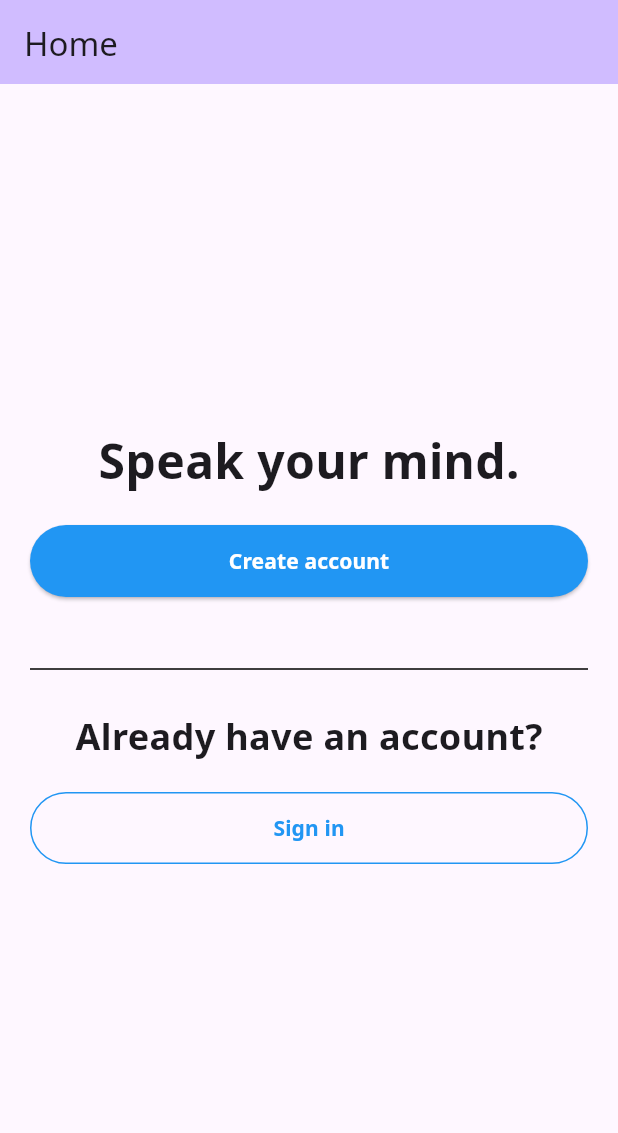
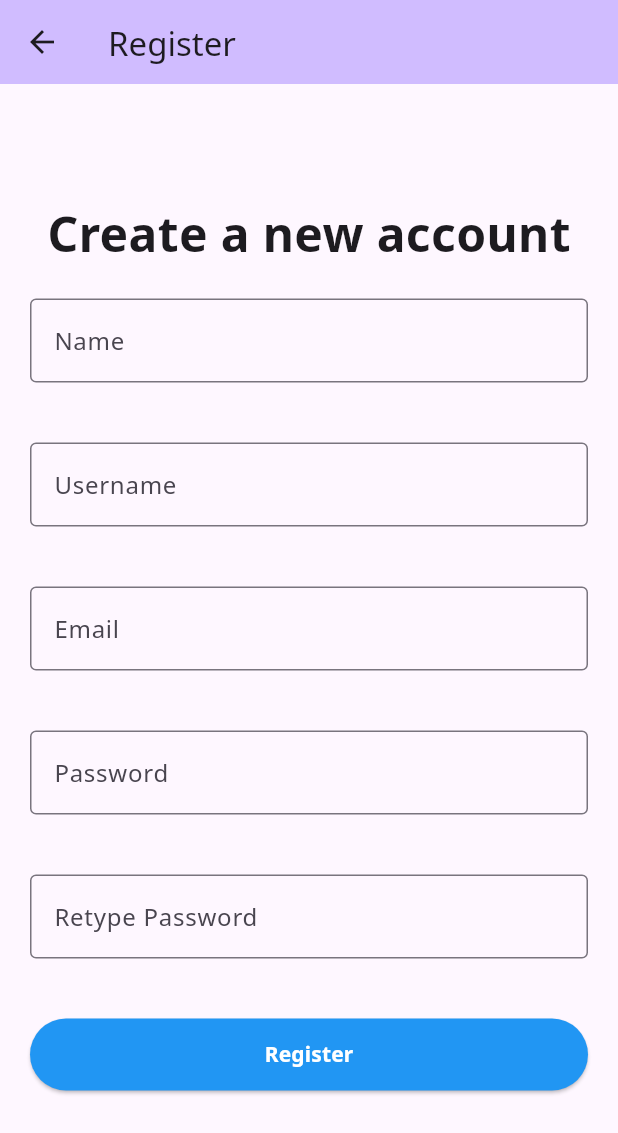
Before and after one commit to nethzsumang/journal_app, a Flutter app: the screen it shows after launch, after a tap on "Create account", on a phone screen of 412 x 824 dp. Shown: the top 1133 px of the screen. Run offline on Flutter 3.47's test engine with Material 3 defaults, Android fonts, the phone set to English and light mode, and no system bars; our stand-ins replace go_router, google_fonts.

Commit message:
feat: preliminary register screen

```diff
--- a/lib/router.dart
+++ b/lib/router.dart
@@ -2,6 +2,7 @@ import 'package:flutter/material.dart';
 import 'package:go_router/go_router.dart';
 import 'package:journal_app/view/screens/index_screen.dart';
 import 'package:journal_app/view/screens/login_screen.dart';
+import 'package:journal_app/view/screens/register_screen.dart';
 
 final GoRouter router = GoRouter(
   routes: <RouteBase>[
@@ -17,6 +18,12 @@ final GoRouter router = GoRouter(
             return const LoginPage(title: 'Login');
           },
         ),
+        GoRoute(
+          path: 'register',
+          builder: (BuildContext context, GoRouterState state) {
+            return const RegisterPage(title: 'Register');
+          },
+        ),
       ],
     ),
   ],
--- a/lib/view/screens/index_screen.dart
+++ b/lib/view/screens/index_screen.dart
@@ -42,7 +42,7 @@ class _IndexPageState extends State<IndexPage> {
                 padding: const EdgeInsets.all(20),
                 child: ElevatedButtonWidget(
                   text: 'Create account',
-                  onPressed: () => {},
+                  onPressed: () => context.go('/register'),
                 ),
               ),
               const Padding(
--- a/lib/view/screens/login_screen.dart
+++ b/lib/view/screens/login_screen.dart
@@ -57,7 +57,7 @@ class _LoginPageState extends State<LoginPage> {
               Padding(
                   padding: const EdgeInsets.all(20),
                   child: ElevatedButtonWidget(
-                    text: 'LOGIN',
+                    text: 'Login',
                     onPressed: () => {},
                   )),
             ],
--- /dev/null
+++ b/lib/view/screens/register_screen.dart
@@ -0,0 +1,109 @@
+import 'package:flutter/material.dart';
+import 'package:journal_app/view/widgets/buttons/elevated_button_widget.dart';
+import 'package:journal_app/view/widgets/headers/h1_text_widget.dart';
+import 'package:journal_app/view/widgets/form/text_field_widget.dart';
+
+class RegisterPage extends StatefulWidget {
+  const RegisterPage({super.key, required this.title});
+
+  final String title;
+
+  @override
+  State<RegisterPage> createState() => _RegisterPageState();
+}
+
+class _RegisterPageState extends State<RegisterPage> {
+  String name = '';
+  String email = '';
+  String username = '';
+  String password = '';
+  String retypePassword = '';
+
+  void setName(String name) {
+    this.name = name;
+  }
+
+  void setEmail(String email) {
+    this.email = email;
+  }
+
+  void setUsername(String username) {
+    this.username = username;
+  }
+
+  void setPassword(String password) {
+    this.password = password;
+  }
+
+  void setRetypePassword(String retypePassword) {
+    this.retypePassword = retypePassword;
+  }
+
+  @override
+  Widget build(BuildContext context) {
+    return Scaffold(
+        appBar: AppBar(
+          backgroundColor: Theme.of(context).colorScheme.inversePrimary,
+          title: Text(widget.title),
+        ),
+        body: Center(
+          child: Column(
+            mainAxisAlignment: MainAxisAlignment.center,
+            children: <Widget>[
+              const H1TextWidget(text: 'Create a new account'),
+              Padding(
+                padding: const EdgeInsets.all(20),
+                child: TextFieldWidget(
+                  obscureText: false,
+                  label: 'Name',
+                  placeholder: 'Enter your name.',
+                  onChanged: (value) => setName(value),
+                ),
+              ),
+              Padding(
+                padding: const EdgeInsets.all(20),
+                child: TextFieldWidget(
+                  obscureText: false,
+                  label: 'Username',
+                  placeholder: 'Enter your username.',
+                  onChanged: (value) => setUsername(value),
+                ),
+              ),
+              Padding(
+                padding: const EdgeInsets.all(20),
+                child: TextFieldWidget(
+                  obscureText: false,
+                  label: 'Email',
+                  placeholder: 'Enter your email.',
+                  onChanged: (value) => setEmail(value),
+                ),
+              ),
+              Padding(
+                padding: const EdgeInsets.all(20),
+                child: TextFieldWidget(
+                  obscureText: true,
+                  label: 'Password',
+                  placeholder: 'Enter your password.',
+                  onChanged: (value) => setPassword(value),
+                ),
+              ),
+              Padding(
+                padding: const EdgeInsets.all(20),
+                child: TextFieldWidget(
+                  obscureText: true,
+                  label: 'Retype Password',
+                  placeholder: 'Retype your password.',
+                  onChanged: (value) => setRetypePassword(value),
+                ),
+              ),
+              Padding(
+                  padding: const EdgeInsets.all(20),
+                  child: ElevatedButtonWidget(
+                    text: 'Register',
+                    onPressed: () => {},
+                  )),
+            ],
+          ),
+        ));
+  }
+}
```
